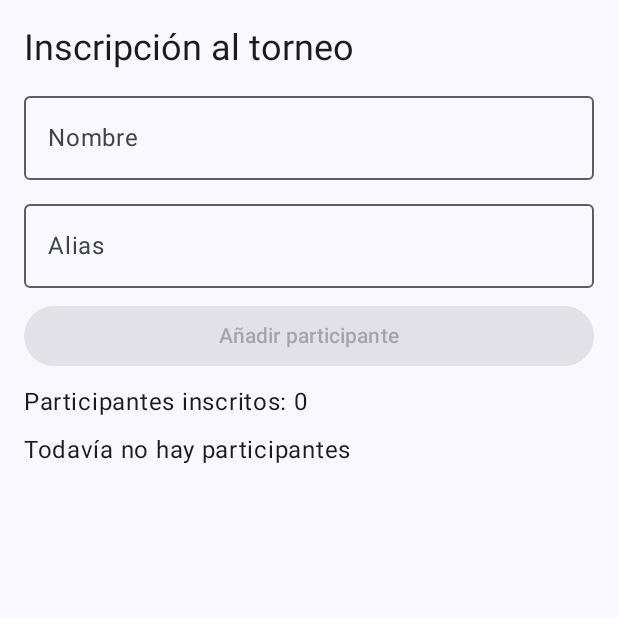
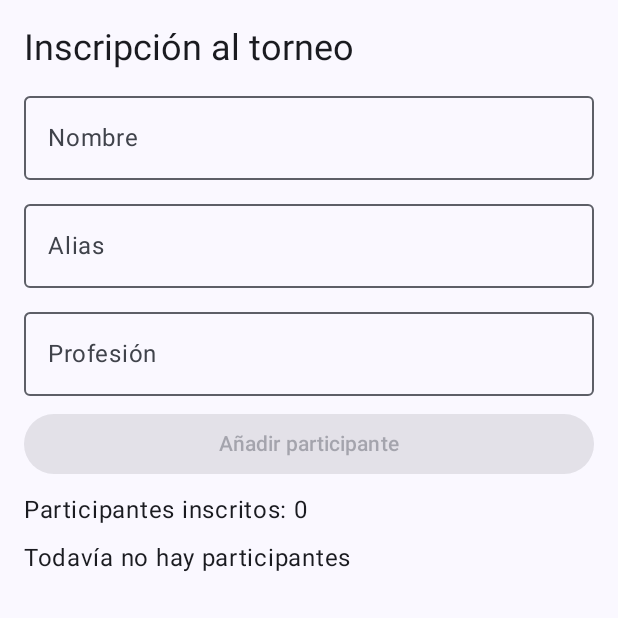
Before and after one commit to maretti91/PMyDM-Lista, an Android app built with Jetpack Compose: the screen it shows after launch (MainActivity), on a phone screen of 412 x 824 dp, the top half of it. Run offline under Robolectric (Android 15) with nearby library versions, the phone set to English and light mode, and no system bars.

Commit message:
VERSIÓN DEFINITIVA EXÁMEN

```diff
--- a/app/src/main/java/com/example/lista/MainActivity.kt
+++ b/app/src/main/java/com/example/lista/MainActivity.kt
@@ -1,3 +1,4 @@
+
 package com.example.lista
 
 import android.os.Bundle
@@ -7,17 +8,22 @@ import androidx.activity.enableEdgeToEdge
 import androidx.compose.foundation.layout.Arrangement
 import androidx.compose.foundation.layout.Column
 import androidx.compose.foundation.layout.PaddingValues
+import androidx.compose.foundation.layout.Row
+import androidx.compose.foundation.layout.Spacer
 import androidx.compose.foundation.layout.fillMaxSize
 import androidx.compose.foundation.layout.fillMaxWidth
 import androidx.compose.foundation.layout.padding
+import androidx.compose.foundation.layout.width
 import androidx.compose.foundation.lazy.LazyColumn
 import androidx.compose.foundation.lazy.items
+import androidx.compose.material3.AlertDialog
 import androidx.compose.material3.Button
 import androidx.compose.material3.Card
 import androidx.compose.material3.MaterialTheme
 import androidx.compose.material3.OutlinedTextField
 import androidx.compose.material3.Scaffold
 import androidx.compose.material3.Text
+import androidx.compose.material3.TextButton
 import androidx.compose.runtime.Composable
 import androidx.compose.runtime.getValue
 import androidx.compose.runtime.mutableStateListOf
@@ -29,22 +35,29 @@ import androidx.compose.ui.Modifier
 import androidx.compose.ui.tooling.preview.Preview
 import androidx.compose.ui.unit.dp
 import com.example.lista.ui.theme.ListaTheme
-data class Participante(  //Define clase para almacenar datos
-    val nombre: String,  //var permite cambiar su valor, val no reasigna.
-    val alias: String
+
+
+// CLASE DE DATOS: define la información de cada participante.
+data class Participante(
+    val id: Int, // Identificador único del participante.
+    val nombre: String, // val impide reasignar la propiedad.
+    val alias: String,
+    val profesion: String
 )
 
+
+// ACTIVIDAD PRINCIPAL: inicia la aplicación Android.
 class MainActivity : ComponentActivity() {
+
     override fun onCreate(savedInstanceState: Bundle?) {
-        super.onCreate(savedInstanceState)
-        enableEdgeToEdge()
-        setContent {
-            ListaTheme {  //MaterialThem si falla
-                Scaffold(modifier = Modifier.fillMaxSize()) { innerPadding ->  //permite respetar los espacios reservados para las barras del sistema
+        super.onCreate(savedInstanceState) // Inicializa la Activity.
+        enableEdgeToEdge() // Permite dibujar detrás de las barras del sistema.
+
+        setContent { // Define la interfaz con Jetpack Compose.
+            ListaTheme { // Aplica el tema de la aplicación.
+                Scaffold(modifier = Modifier.fillMaxSize()) { innerPadding ->
                     PantallaTorneo(
-                        modifier =
-                            Modifier.padding(innerPadding)
-                        //MUESTRA PANTALLA COMPLETA, NO SOLO TEXTO
+                        modifier = Modifier.padding(innerPadding) // Respeta el espacio del Scaffold.
                     )
                 }
             }
@@ -52,97 +65,255 @@ class MainActivity : ComponentActivity() {
     }
 }
 
-//CREAR PANTALLA PRINCIPAL TORNEO DONDE ESTÁ GRETING
+
+// PANTALLA PRINCIPAL: formulario, lista y gestión de participantes.
 @Composable
 fun PantallaTorneo(modifier: Modifier = Modifier) {
 
-    var nombre by rememberSaveable { mutableStateOf("") }
+    // ESTADOS DEL FORMULARIO
+    var nombre by rememberSaveable { mutableStateOf("") } // Conserva el texto y permite restaurarlo.
     var alias by rememberSaveable { mutableStateOf("") }
-    //BY NOS PERMITE ESCRIBIR EL NOMBRE DIRECTAMENTE, NO USAR nombre.value
-    //rememberSaveable PERMITE CONSERVAR EL VALOR DURANTE LA RECOMPOSICION (como al girar el movil)
-    //mUTABLEsTATEoF("") CREA UN ESTADO OBSRVABLE PARA Compose
+    var profesion by rememberSaveable { mutableStateOf("") }
 
+    // LISTA OBSERVABLE
     val participantes = remember {
-        mutableStateListOf<Participante>()
-        //mutable lista observable por Compose. Cuando añadimos o elminamos participantes, la interfaz
-        //puede reflejar los cambios automáticamente
-
-        //Remember hace que la lista se conserve durante la recomposicion
+        mutableStateListOf<Participante>() // Compose detecta altas, bajas y cambios de elementos.
     }
 
+    // CONTROL DE PARTICIPANTES
+    var siguienteId by remember { mutableStateOf(1) } // ID del siguiente participante.
+    var idEnEdicion by remember { mutableStateOf<Int?>(null) } // null: no estamos editando.
+    var participanteAEliminar by remember { mutableStateOf<Participante?>(null) } // null: no hay confirmación pendiente.
+
+    // VALIDACIÓN: todos los campos deben contener texto distinto de espacios.
     val formularioValido =
-        nombre.isNotBlank() && alias.isNotBlank() //isNotBlank COMPRUEBA QUE EL CAMPO NO ES ESTÁ VACIO
-   //SOLO INSCRIBIR PARTICIPANTES CON AMBOS CAMPOS TEXTO
+        nombre.isNotBlank() && alias.isNotBlank() && profesion.isNotBlank()
 
-    Column( // CONTENEDOR COLOCA ELEMENTOS VERTICALMENTE
+    Column(
         modifier = modifier
-            .fillMaxSize() //PERMITE OCUPAR TODO EL ESPACIO
-            .padding(16.dp),
-        verticalArrangement = Arrangement.spacedBy(8.dp)  //ESTABLECE UNA SEPARACIÓN VERTICAL ENTRE ELEMENTOS
+            .fillMaxSize() // Ocupa el espacio disponible.
+            .padding(16.dp), // Margen interior.
+        verticalArrangement = Arrangement.spacedBy(8.dp) // Separación vertical entre elementos.
     ) {
 
         Text(
             text = "Inscripción al torneo",
-            style = MaterialTheme.typography.headlineSmall
+            style = MaterialTheme.typography.headlineSmall // Estilo de título.
         )
 
-        OutlinedTextField( //CREAR UN CAMPO DONDE EL USUARIO PUEDA ESCRIBIR
-            value = nombre,
-            onValueChange = { nombre = it },//ACTUALIZA VARIABLE CADA VEZ QUE EL USUARIO ESCRIBE
-            label = { Text("Nombre") },//MUESTRA EL IDENTIFICADOR DEL CAMPO
-            singleLine = true,//EVITA QUE EL USUARIO ESCRIBA VARIAS LINEAS
-            modifier = Modifier.fillMaxWidth()//HACE QUE OCUPE TODO EL ANCHO DISPONIBLE
+        // CAMPO NOMBRE
+        OutlinedTextField(
+            value = nombre, // Texto almacenado en el estado.
+            onValueChange = { nombre = it }, // it es el nuevo texto introducido.
+            label = { Text("Nombre") }, // Etiqueta del campo.
+            singleLine = true, // Impide introducir varias líneas.
+            modifier = Modifier.fillMaxWidth() // Ocupa todo el ancho.
         )
 
+        // CAMPO ALIAS
         OutlinedTextField(
             value = alias,
-            onValueChange = { alias = it },//IT REPRESENTA AUTOMÁTICAMENTE EL NUEVO TEXTO INTRODUCIDO
+            onValueChange = { alias = it },
             label = { Text("Alias") },
             singleLine = true,
             modifier = Modifier.fillMaxWidth()
         )
 
-        Button(//Añadir participantes mediante un botón
+        // CAMPO PROFESIÓN
+        OutlinedTextField(
+            value = profesion,
+            onValueChange = { profesion = it },
+            label = { Text("Profesión") },
+            singleLine = true,
+            modifier = Modifier.fillMaxWidth()
+        )
+
+        // BOTÓN: AÑADIR O GUARDAR CAMBIOS
+        Button(
             onClick = {
                 if (formularioValido) {
-                    val nuevo = Participante(
-                        nombre = nombre.trim(), //TRIM ELIMINA ESPACIOS EN BLANCO
-                        alias = alias.trim()
-                    )
 
-                    participantes.add(nuevo)
+                    val idActual = idEnEdicion // Comprueba si estamos editando.
 
+                    if (idActual == null) {
+
+                        // AÑADIR: crea un participante nuevo.
+                        val nuevo = Participante(
+                            id = siguienteId,
+                            nombre = nombre.trim(), // trim() elimina espacios al principio y final.
+                            alias = alias.trim(),
+                            profesion = profesion.trim()
+                        )
+
+                        participantes.add(nuevo) // Añade el objeto a la lista observable.
+                        siguienteId++ // Incrementa el ID para el próximo participante.
+
+                    } else {
+
+                        // EDITAR: busca el participante por su ID.
+                        val posicion = participantes.indexOfFirst {
+                            it.id == idActual // Devuelve la posición o -1 si no existe.
+                        }
+
+                        if (posicion != -1) {
+
+                            val participanteActual = participantes[posicion] // Obtiene el objeto existente.
+
+                            participantes[posicion] = participanteActual.copy(
+                                nombre = nombre.trim(),
+                                alias = alias.trim(),
+                                profesion = profesion.trim()
+                            ) // copy() crea una copia modificando los datos indicados.
+                        }
+                    }
+
+                    // LIMPIAR FORMULARIO DESPUÉS DE GUARDAR
                     nombre = ""
                     alias = ""
+                    profesion = ""
+                    idEnEdicion = null // Finaliza el modo edición.
                 }
             },
-            enabled = formularioValido,//BOTON DESACTIVADO SI FALTA ALGUN DATO
+            enabled = formularioValido, // Desactiva el botón si faltan datos.
             modifier = Modifier.fillMaxWidth()
         ) {
-            Text("Añadir participante")
+            Text(
+                text = if (idEnEdicion == null) {
+                    "Añadir participante" // Modo creación.
+                } else {
+                    "Guardar cambios" // Modo edición.
+                }
+            )
         }
 
-        Text("Participantes inscritos: ${participantes.size}")//size dice cuantos participantes hay en la lista
+        // CANCELAR EDICIÓN: solo aparece si estamos editando.
+        if (idEnEdicion != null) {
+            Button(
+                onClick = {
+                    nombre = ""
+                    alias = ""
+                    profesion = ""
+                    idEnEdicion = null // Vuelve al modo añadir.
+                },
+                modifier = Modifier.fillMaxWidth()
+            ) {
+                Text("Cancelar Edición")
+            }
+        }
 
-        if (participantes.isEmpty()) { //comprueba si la lsita está vacía
+        // CONTADOR: size devuelve el número de elementos.
+        Text("Participantes inscritos: ${participantes.size}")
+
+        // MENSAJE CUANDO LA LISTA ESTÁ VACÍA
+        if (participantes.isEmpty()) {
             Text("Todavía no hay participantes")
         }
 
-        LazyColumn( //CREAR LISTA VISUAL
+        // LISTA VERTICAL: muestra los participantes con desplazamiento.
+        LazyColumn(
             modifier = Modifier
-                .weight(1f) //hace que la lista ocupe el espacio vertical restante dentro de la columna
+                .weight(1f) // Ocupa la altura restante de la Column.
                 .fillMaxWidth(),
             verticalArrangement = Arrangement.spacedBy(8.dp),
-            contentPadding = PaddingValues(bottom = 16.dp)
+            contentPadding = PaddingValues(bottom = 16.dp) // Espacio al final de la lista.
         ) {
-            items(participantes) { participante -> //RECORRE LA LISTA Y CREA LA INTERFAZ PARA CADA ELEMENTO
-                TarjetaParticipante(participante) //mostrará sus datos
+            items(
+                items = participantes, // Colección que se va a mostrar.
+                key = { participante -> participante.id } // Identidad estable de cada elemento.
+            ) { participante ->
 
-                Button(  //  permitirá quitarlos
+                TarjetaParticipante(
+                    participante = participante, // Envía los datos a la tarjeta.
+
+                    onEditar = {
+                        idEnEdicion = participante.id // Activa la edición.
+                        nombre = participante.nombre // Carga sus datos en el formulario.
+                        alias = participante.alias
+                        profesion = participante.profesion
+                    },
+
+                    onEliminar = {
+                        participanteAEliminar = participante // Solicita confirmar la eliminación.
+                    }
+                )
+            }
+        }
+    }
+
+    // DIÁLOGO DE CONFIRMACIÓN DE ELIMINACIÓN
+    val pendiente = participanteAEliminar
+
+    if (pendiente != null) { // Solo muestra el diálogo si hay alguien pendiente de eliminar.
+
+        AlertDialog(
+            onDismissRequest = {
+                participanteAEliminar = null // Cierra el diálogo sin eliminar.
+            },
+
+            title = {
+                Text("Eliminar participante")
+            },
+
+            text = {
+                Text("¿Estás seguro de que quieres eliminar a ${pendiente.nombre}?")
+            },
+
+            confirmButton = {
+                TextButton(
                     onClick = {
-                        participantes.remove(participante)
+
+                        participantes.removeAll {
+                            it.id == pendiente.id // Elimina al participante por ID.
+                        }
+
+                        // Si estábamos editando al eliminado, limpiamos el formulario.
+                        if (idEnEdicion == pendiente.id) {
+                            nombre = ""
+                            alias = ""
+                            profesion = ""
+                            idEnEdicion = null
+                        }
+
+                        participanteAEliminar = null // Cierra el diálogo.
                     }
                 ) {
+                    Text("Eliminar")
+                }
+            }
+        )
+    }
+}
+
+
+// TARJETA: muestra los datos y botones de un participante.
+@Composable
+fun TarjetaParticipante(
+    participante: Participante, // Objeto que contiene los datos.
+    onEditar: () -> Unit, // Callback sin parámetros ni valor de retorno.
+    onEliminar: () -> Unit
+) {
+
+    Card(modifier = Modifier.fillMaxWidth()) { // Tarjeta Material Design.
+
+        Column(modifier = Modifier.padding(12.dp)) { // Organiza los datos en vertical.
+
+            Text(
+                text = "ID: ${participante.id} Nombre: ${participante.nombre}",
+                style = MaterialTheme.typography.titleMedium // Destaca el nombre.
+            )
+
+            Text(text = "Alias: ${participante.alias}")
+            Text(text = "Profesión: ${participante.profesion}")
+
+            Row { // Organiza los botones horizontalmente.
+
+                Button(onClick = onEditar) { // Ejecuta la acción recibida.
+                    Text("Editar")
+                }
+
+                Spacer(modifier = Modifier.width(8.dp)) // Separación horizontal.
+
+                Button(onClick = onEliminar) { // Solicita confirmación de eliminación.
                     Text("Eliminar")
                 }
             }
@@ -150,27 +321,9 @@ fun PantallaTorneo(modifier: Modifier = Modifier) {
     }
 }
 
-@Composable  //funcion recibe objeto Participante y dibuja tarjeta con su info
-fun TarjetaParticipante(participante: Participante) {
-    Card(modifier = Modifier.fillMaxWidth()) {  //porporciona contenedor visual con estilo Material Design
-        Column(modifier = Modifier.padding(12.dp)) {
-            Text(
-                text = participante.nombre,
-                style = MaterialTheme.typography.titleMedium //utiliza uno de los estilos tipográficos de Material Design para destacar el nombre.
-            )
 
-            Text(
-                text = "Alias: ${participante.alias}"
-            )
-        }
-    }
-}
-
-
-@Preview(
-    showSystemUi = true, //vista previa puede incluir elementos del sistema Android, como la barra de estado.
-    showBackground = true
-)
+// VISTA PREVIA: permite visualizar la pantalla sin ejecutar el emulador.
+@Preview(showSystemUi = true, showBackground = true)
 @Composable
 fun PantallaTorneoPreview() {
     ListaTheme {
@@ -178,4 +331,5 @@ fun PantallaTorneoPreview() {
     }
 }
 
+
 //
```
